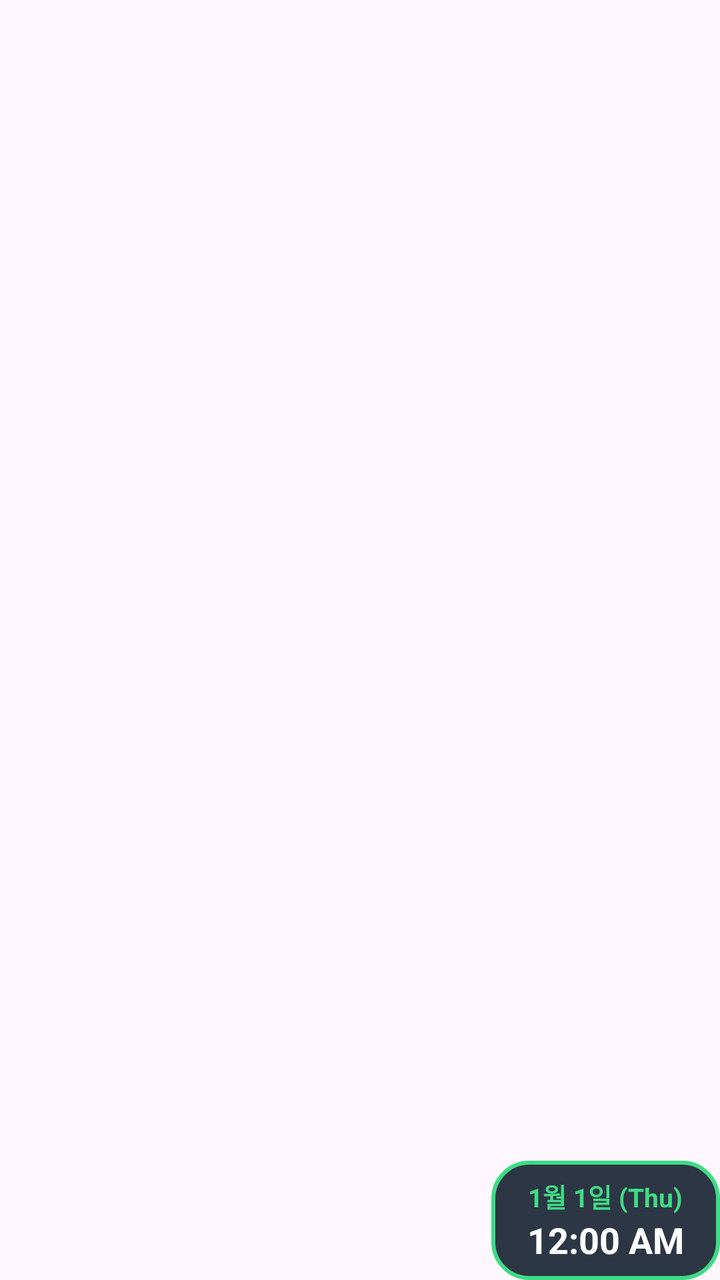
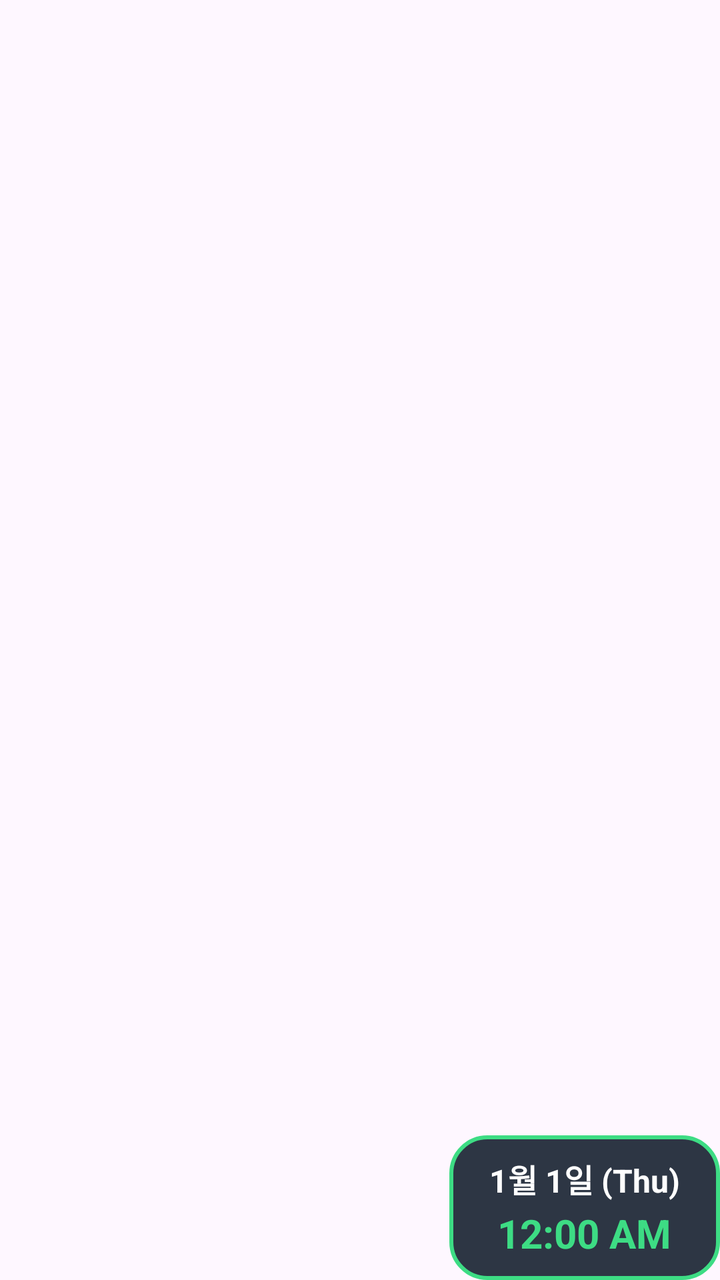

Compare the two renders of this Android layout. The source of the first and the diff that turns it into the second are given below.
<!-- AndroidManifest.xml: application theme Theme.CarHome -->
<!-- res/layout/layout_floating.xml -->
<?xml version="1.0" encoding="utf-8"?>
<FrameLayout
    xmlns:android="http://schemas.android.com/apk/res/android"
    android:id="@+id/floatingRoot"
    android:layout_width="match_parent"
    android:layout_height="wrap_content">

    
    <LinearLayout
        android:id="@+id/floatingContent"
        android:layout_width="match_parent"
        android:layout_height="wrap_content"
        android:orientation="vertical"
        android:background="@drawable/bg_floating_popup"
        android:padding="24dp"
        android:gravity="center"
        android:visibility="gone">

        
        <TextClock
            android:id="@+id/textClockFloatingDate"
            android:layout_width="wrap_content"
            android:layout_height="wrap_content"
            android:format12Hour="yyyy년 M월 d일 (E)"
            android:format24Hour="yyyy년 M월 d일 (E)"
            android:textColor="#3DDC84"
            android:textSize="22sp"
            android:textStyle="bold"
            android:layout_marginBottom="2dp" />

        
        <TextClock
            android:id="@+id/textClockFloating"
            android:layout_width="wrap_content"
            android:layout_height="wrap_content"
            android:format12Hour="hh:mm a"
            android:format24Hour="HH:mm"
            android:textColor="#FFFFFF"
            android:textSize="50sp"
            android:textStyle="bold"
            android:layout_marginBottom="16dp" />

        
        <LinearLayout
            android:layout_width="match_parent"
            android:layout_height="wrap_content"
            android:orientation="horizontal"
            android:weightSum="5"
            android:gravity="center">

            <ImageView
                android:id="@+id/btnFloatingTmap"
                android:layout_width="0dp"
                android:layout_height="80dp"
                android:layout_weight="1"
                android:scaleType="fitCenter" />

            <ImageView
                android:id="@+id/btnFloatingVideo"
                android:layout_width="0dp"
                android:layout_height="80dp"
                android:layout_weight="1"
                android:scaleType="fitCenter" />

            
            <ImageView
                android:id="@+id/btnFloatingBrave"
                android:layout_width="0dp"
                android:layout_height="80dp"
                android:layout_weight="1"
                android:scaleType="fitCenter" />

            
            <ImageView
                android:id="@+id/btnFloatingAllApps"
                android:layout_width="0dp"
                android:layout_height="80dp"
                android:layout_weight="1"
                android:src="@android:drawable/ic_menu_agenda"
                android:scaleType="fitCenter" />

            
            <ImageView
                android:id="@+id/btnFloatingClean"
                android:layout_width="0dp"
                android:layout_height="80dp"
                android:layout_weight="1"
                android:src="@android:drawable/ic_menu_delete"
                android:scaleType="fitCenter" />
        </LinearLayout>

        
        <HorizontalScrollView
            android:layout_width="match_parent"
            android:layout_height="wrap_content"
            android:layout_marginTop="20dp"
            android:scrollbars="none">

            <LinearLayout
                android:id="@+id/channelButtonContainer"
                android:layout_width="wrap_content"
                android:layout_height="wrap_content"
                android:orientation="horizontal"
                android:gravity="center_vertical" />
        </HorizontalScrollView>
    </LinearLayout>

    
    <LinearLayout
        android:id="@+id/handleBar"
        android:layout_width="wrap_content"
        android:layout_height="wrap_content"
        android:layout_gravity="bottom|end"
        android:orientation="vertical"
        android:background="@drawable/bg_floating_handle"
        android:paddingStart="18dp"
        android:paddingEnd="18dp"
        android:paddingTop="8dp"
        android:paddingBottom="8dp"
        android:gravity="center"
        android:clickable="true"
        android:focusable="true">

        
        <TextClock
            android:id="@+id/handleDate"
            android:layout_width="wrap_content"
            android:layout_height="wrap_content"
            android:format12Hour="M월 d일 (E)"
            android:format24Hour="M월 d일 (E)"
            android:textColor="#3DDC84"
            android:textSize="13sp"
            android:textStyle="bold" />

        
        <TextClock
            android:id="@+id/handleTime"
            android:layout_width="wrap_content"
            android:layout_height="wrap_content"
            android:format12Hour="h:mm a"
            android:format24Hour="HH:mm"
            android:textColor="#FFFFFF"
            android:textSize="18sp"
            android:textStyle="bold" />
    </LinearLayout>
</FrameLayout>
<!-- resources referenced by this layout -->
<resources>
  <!-- drawable bg_floating_handle (drawable) -->
  <?xml version="1.0" encoding="utf-8"?>
  <shape xmlns:android="http://schemas.android.com/apk/res/android"
      android:shape="rectangle">
      <corners android:radius="18dp" />
      
      <solid android:color="#F2222C3A" />
      
      <stroke
          android:width="2dp"
          android:color="#3DDC84" />
  </shape>
  <!-- drawable bg_floating_popup (drawable) -->
  <?xml version="1.0" encoding="utf-8"?>
  <shape xmlns:android="http://schemas.android.com/apk/res/android"
      android:shape="rectangle">
      <corners android:radius="24dp" />
      <solid android:color="#F21E2633" />
      <stroke
          android:width="2dp"
          android:color="#4D627A" />
  </shape>
  <style name="Theme.CarHome" parent="Base.Theme.CarHome" />
  <style name="Base.Theme.CarHome" parent="Theme.Material3.DayNight.NoActionBar">
          
          
      </style>
</resources>

<!-- the commit's change to res/layout/layout_floating.xml (unified diff, before → after) -->
@@ -113,10 +113,10 @@
         android:layout_gravity="bottom|end"
         android:orientation="vertical"
         android:background="@drawable/bg_floating_handle"
-        android:paddingStart="18dp"
-        android:paddingEnd="18dp"
-        android:paddingTop="8dp"
-        android:paddingBottom="8dp"
+        android:paddingStart="20dp"
+        android:paddingEnd="20dp"
+        android:paddingTop="10dp"
+        android:paddingBottom="10dp"
         android:gravity="center"
         android:clickable="true"
         android:focusable="true">
@@ -128,9 +128,10 @@
             android:layout_height="wrap_content"
             android:format12Hour="M월 d일 (E)"
             android:format24Hour="M월 d일 (E)"
-            android:textColor="#3DDC84"
-            android:textSize="13sp"
-            android:textStyle="bold" />
+            android:textColor="#FFFFFF"
+            android:textSize="16sp"
+            android:textStyle="bold"
+            android:layout_marginBottom="2dp" />
 
         
         <TextClock
@@ -139,8 +140,8 @@
             android:layout_height="wrap_content"
             android:format12Hour="h:mm a"
             android:format24Hour="HH:mm"
-            android:textColor="#FFFFFF"
-            android:textSize="18sp"
+            android:textColor="#3DDC84"
+            android:textSize="20sp"
             android:textStyle="bold" />
     </LinearLayout>
 </FrameLayout>
